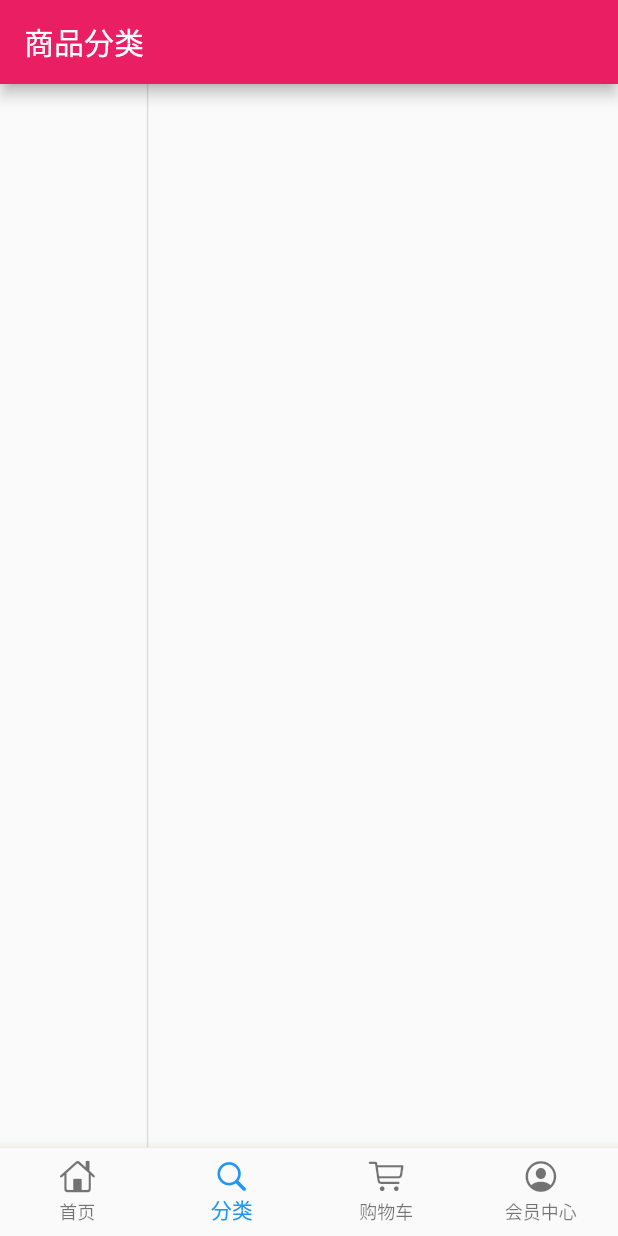
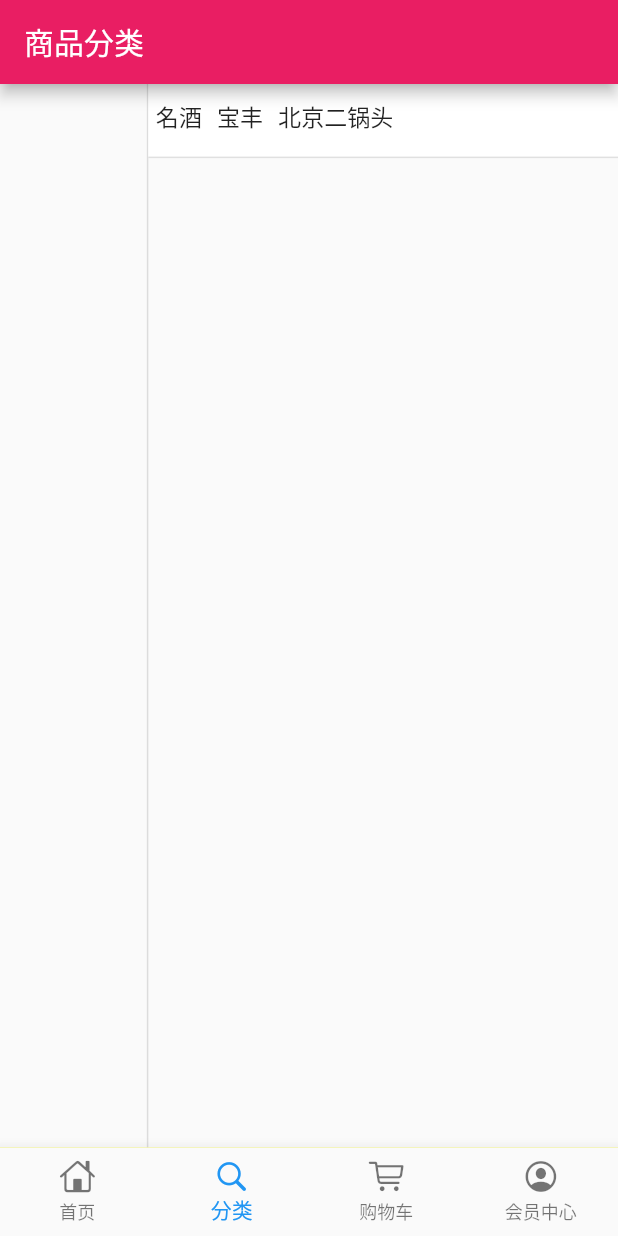
Before and after one commit to popmj007/flutter_shop, a Flutter app: the screen it shows after launch, item 2 of the bottom bar chosen, on a phone screen of 412 x 824 dp. Run offline on Flutter 3.47's test engine with Material 2 defaults, Android fonts, the phone set to English and light mode, and no system bars; our stand-ins replace dio, flutter_easyrefresh, flutter_screenutil, flutter_swiper; missing offline and left inert: provide; network calls fail; statements that could not run were skipped.

Commit message:
商品二级分类

```diff
--- a/lib/pages/category_page.dart
+++ b/lib/pages/category_page.dart
@@ -24,7 +24,11 @@ class _CategoryPageState extends State<CategoryPage>{
       body: Row(
         children: <Widget>[
           LeftCategoryNav(),
-
+          Column(
+            children: <Widget>[
+              RightCategoryNav()
+            ],
+          )
         ],
 
       ),
@@ -103,3 +107,55 @@ class _LeftCategoryNavState extends State<LeftCategoryNav>{
   }
 
 }
+
+class RightCategoryNav extends StatefulWidget{
+
+
+  @override
+  State<StatefulWidget> createState() {
+    // TODO: implement createState
+    return new _RightCategoryNavState();
+  }
+
+}
+
+class _RightCategoryNavState extends State<RightCategoryNav>{
+
+  List list = ['名酒',"宝丰","北京二锅头"];
+
+  @override
+  Widget build(BuildContext context) {
+    // TODO: implement build
+    return Container(
+      height: ScreenUtil().setHeight(80),
+      width: ScreenUtil().setWidth(570),
+      decoration: BoxDecoration(
+        color: Colors.white,
+        border: Border(
+          bottom: BorderSide(width: 1,color:Colors.black12)
+        )
+      ),
+      child: ListView.builder(
+        scrollDirection: Axis.horizontal,
+        itemCount: list.length,
+        itemBuilder: (context,index){
+          return _rightInkWell(list[index]);
+        },
+      ),
+    );
+  }
+
+  Widget _rightInkWell(String item){
+    return InkWell(
+      onTap: (){},
+      child: Container(
+        padding: EdgeInsets.fromLTRB(5.0, 10.0, 5.0, 10.0),
+        child: Text(
+          item,
+          style: TextStyle(fontSize: ScreenUtil().setSp(28),inherit: true),
+        ),
+      ),
+    );
+  }
+
+}
```
